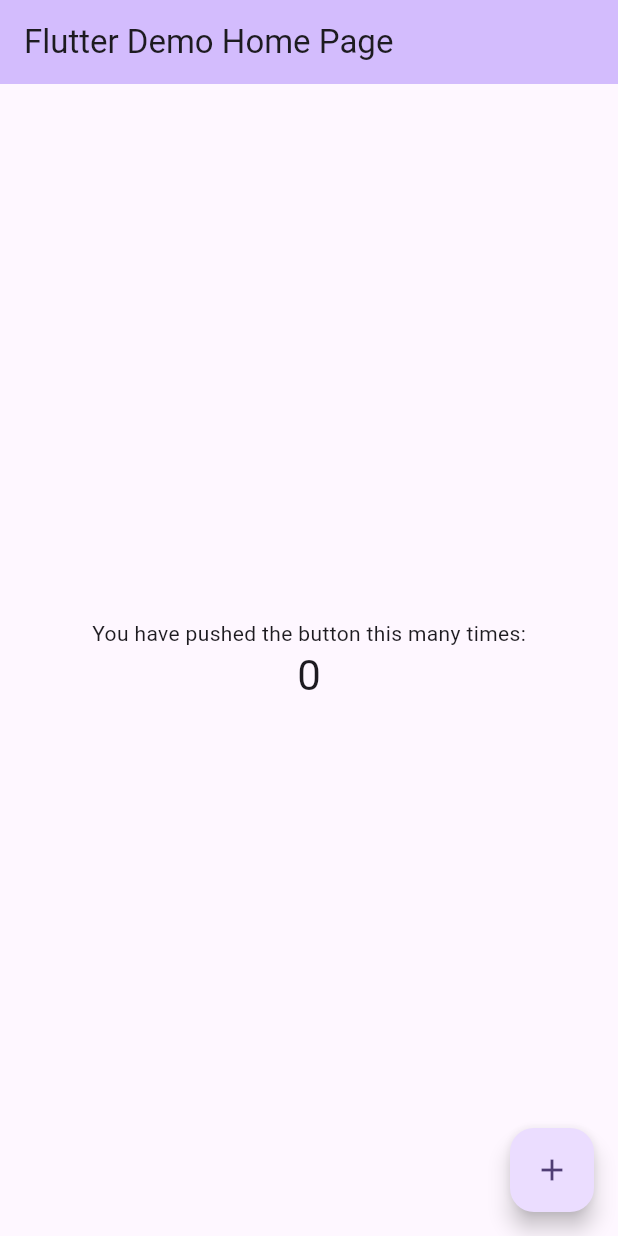
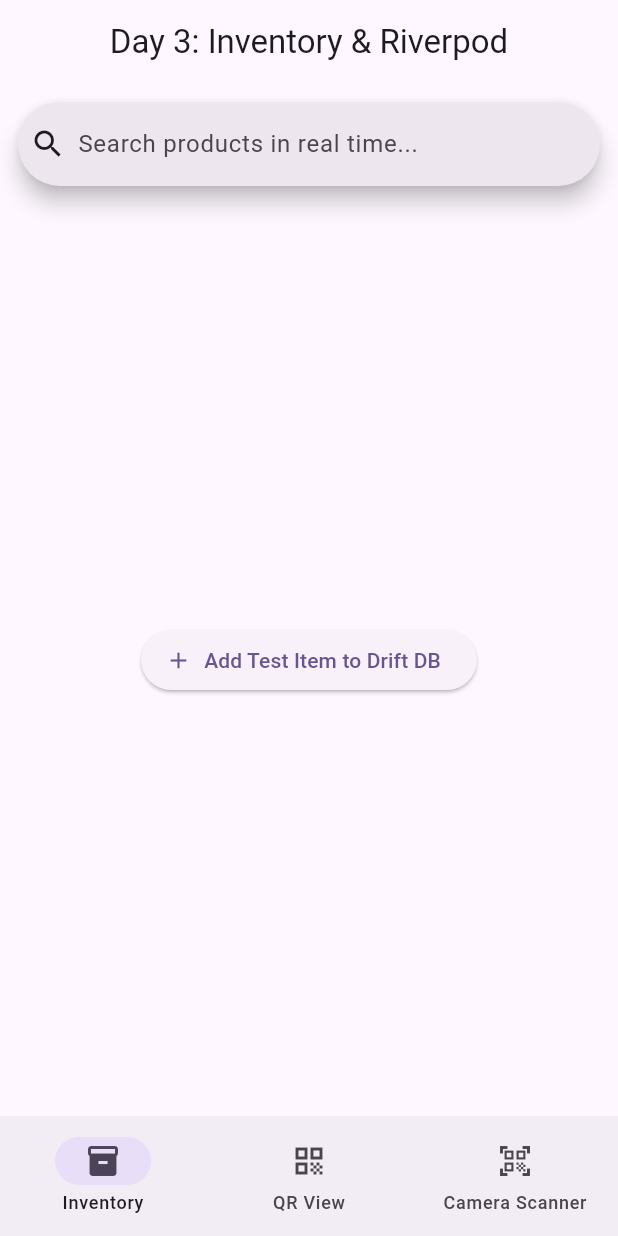
Before and after one commit to oandeliz/quickstock, a Flutter app: the screen it shows after launch, on a phone screen of 412 x 824 dp. Run offline on Flutter 3.47's test engine with Material 3 defaults, Android fonts, the light colour scheme and no system bars; our stand-ins replace drift, drift_flutter, flutter_riverpod, qr_flutter, riverpod_annotation; missing offline and left inert: amplify_flutter, mobile_scanner; accounts and stored records are empty; generated files the repository leaves out were written again.

Commit message:
chore: migrate to drift_flutter and update app preview
- Added drift_flutter to gracefully handle cross-platform connections, resolving WebAssembly MIME errors on Flutter Web.
- Consolidated database connection into a single connection.dart file.
- Cleaned up redundant platform-specific connection stubs.
- Updated README.md with comprehensive architecture details.
- Refactored main.dart and widget_test.dart to use QuickStockPreviewApp.

```diff
--- a/lib/core/database/connection/connection.dart
+++ b/lib/core/database/connection/connection.dart
@@ -1,3 +1,18 @@
-export 'unsupported.dart'
-    if (dart.library.js_interop) 'web.dart'
-    if (dart.library.io) 'native.dart';
+import 'package:drift/drift.dart';
+import 'package:drift_flutter/drift_flutter.dart';
+import 'package:flutter/foundation.dart';
+
+QueryExecutor connect() {
+  return driftDatabase(
+    name: 'quickstock',
+    web: DriftWebOptions(
+      sqlite3Wasm: Uri.parse('sqlite3.wasm'),
+      driftWorker: Uri.parse('drift_worker.js'),
+      onResult: (result) {
+        if (result.missingFeatures.isNotEmpty) {
+          debugPrint('Using ${result.chosenImplementation} due to unsupported browser features: ${result.missingFeatures}');
+        }
+      },
+    ),
+  );
+}
--- a/lib/core/database/connection/unsupported.dart
+++ /dev/null
@@ -1,5 +0,0 @@
-import 'package:drift/drift.dart';
-
-DatabaseConnection connect() {
-  throw UnsupportedError('Platform not supported');
-}
--- a/lib/main.dart
+++ b/lib/main.dart
@@ -1,127 +1,163 @@
 import 'package:flutter/material.dart';
 import 'package:flutter_riverpod/flutter_riverpod.dart';
 
+import 'features/orders/presentation/widgets/delivery_qr_view.dart';
+import 'features/delivery/presentation/widgets/delivery_scanner_view.dart';
+import 'features/inventory/presentation/providers/inventory_notifier.dart';
+
 void main() {
-  runApp(
-    const ProviderScope(
-      child: QuickStockApp(),
-    ),
-  );
+  runApp(const ProviderScope(child: QuickStockPreviewApp()));
 }
 
-class QuickStockApp extends StatelessWidget {
-  const QuickStockApp({super.key});
+class QuickStockPreviewApp extends StatelessWidget {
+  const QuickStockPreviewApp({super.key});
 
-  // This widget is the root of your application.
   @override
   Widget build(BuildContext context) {
     return MaterialApp(
-      title: 'Flutter Demo',
+      title: 'QuickStock Preview',
+      debugShowCheckedModeBanner: false,
       theme: ThemeData(
-        // This is the theme of your application.
-        //
-        // TRY THIS: Try running your application with "flutter run". You'll see
-        // the application has a purple toolbar. Then, without quitting the app,
-        // try changing the seedColor in the colorScheme below to Colors.green
-        // and then invoke "hot reload" (save your changes or press the "hot
-        // reload" button in a Flutter-supported IDE, or press "r" if you used
-        // the command line to start the app).
-        //
-        // Notice that the counter didn't reset back to zero; the application
-        // state is not lost during the reload. To reset the state, use hot
-        // restart instead.
-        //
-        // This works for code too, not just values: Most code changes can be
-        // tested with just a hot reload.
         colorScheme: ColorScheme.fromSeed(seedColor: Colors.deepPurple),
+        useMaterial3: true,
       ),
-      home: const MyHomePage(title: 'Flutter Demo Home Page'),
+      home: const DevHarnessScreen(),
     );
   }
 }
 
-class MyHomePage extends StatefulWidget {
-  const MyHomePage({super.key, required this.title});
-
-  // This widget is the home page of your application. It is stateful, meaning
-  // that it has a State object (defined below) that contains fields that affect
-  // how it looks.
-
-  // This class is the configuration for the state. It holds the values (in this
-  // case the title) provided by the parent (in this case the App widget) and
-  // used by the build method of the State. Fields in a Widget subclass are
-  // always marked "final".
-
-  final String title;
+class DevHarnessScreen extends ConsumerStatefulWidget {
+  const DevHarnessScreen({super.key});
 
   @override
-  State<MyHomePage> createState() => _MyHomePageState();
+  ConsumerState<DevHarnessScreen> createState() => _DevHarnessScreenState();
 }
 
-class _MyHomePageState extends State<MyHomePage> {
-  int _counter = 0;
-
-  void _incrementCounter() {
-    setState(() {
-      // This call to setState tells the Flutter framework that something has
-      // changed in this State, which causes it to rerun the build method below
-      // so that the display can reflect the updated values. If we changed
-      // _counter without calling setState(), then the build method would not be
-      // called again, and so nothing would appear to happen.
-      _counter++;
-    });
-  }
+class _DevHarnessScreenState extends ConsumerState<DevHarnessScreen> {
+  int _currentIndex = 0;
 
   @override
   Widget build(BuildContext context) {
-    // This method is rerun every time setState is called, for instance as done
-    // by the _incrementCounter method above.
-    //
-    // The Flutter framework has been optimized to make rerunning build methods
-    // fast, so that you can just rebuild anything that needs updating rather
-    // than having to individually change instances of widgets.
+    final screens = [
+      const _InventoryPreviewTab(),
+      const _QrPreviewTab(),
+      const _ScannerPreviewTab(),
+    ];
+
     return Scaffold(
       appBar: AppBar(
-        // TRY THIS: Try changing the color here to a specific color (to
-        // Colors.amber, perhaps?) and trigger a hot reload to see the AppBar
-        // change color while the other colors stay the same.
-        backgroundColor: Theme.of(context).colorScheme.inversePrimary,
-        // Here we take the value from the MyHomePage object that was created by
-        // the App.build method, and use it to set our appbar title.
-        title: Text(widget.title),
+        title: Text(switch (_currentIndex) {
+          0 => 'Day 3: Inventory & Riverpod',
+          1 => 'Day 4: Customer QR Code',
+          _ => 'Day 4: Driver Camera Scanner',
+        }),
+        centerTitle: true,
       ),
-      body: Center(
-        // Center is a layout widget. It takes a single child and positions it
-        // in the middle of the parent.
-        child: Column(
-          // Column is also a layout widget. It takes a list of children and
-          // arranges them vertically. By default, it sizes itself to fit its
-          // children horizontally, and tries to be as tall as its parent.
-          //
-          // Column has various properties to control how it sizes itself and
-          // how it positions its children. Here we use mainAxisAlignment to
-          // center the children vertically; the main axis here is the vertical
-          // axis because Columns are vertical (the cross axis would be
-          // horizontal).
-          //
-          // TRY THIS: Invoke "debug painting" (choose the "Toggle Debug Paint"
-          // action in the IDE, or press "p" in the console), to see the
-          // wireframe for each widget.
-          mainAxisAlignment: MainAxisAlignment.center,
-          children: [
-            const Text('You have pushed the button this many times:'),
-            Text(
-              '$_counter',
-              style: Theme.of(context).textTheme.headlineMedium,
-            ),
-          ],
-        ),
-      ),
-      floatingActionButton: FloatingActionButton(
-        onPressed: _incrementCounter,
-        tooltip: 'Increment',
-        child: const Icon(Icons.add),
+      body: screens[_currentIndex],
+      bottomNavigationBar: NavigationBar(
+        selectedIndex: _currentIndex,
+        onDestinationSelected: (idx) => setState(() => _currentIndex = idx),
+        destinations: const [
+          NavigationDestination(
+            icon: Icon(Icons.inventory_2_outlined),
+            selectedIcon: Icon(Icons.inventory_2),
+            label: 'Inventory',
+          ),
+          NavigationDestination(
+            icon: Icon(Icons.qr_code_outlined),
+            selectedIcon: Icon(Icons.qr_code),
+            label: 'QR View',
+          ),
+          NavigationDestination(
+            icon: Icon(Icons.qr_code_scanner_outlined),
+            selectedIcon: Icon(Icons.qr_code_scanner),
+            label: 'Camera Scanner',
+          ),
+        ],
       ),
     );
   }
 }
+
+class _InventoryPreviewTab extends ConsumerWidget {
+  const _InventoryPreviewTab();
+
+  @override
+  Widget build(BuildContext context, WidgetRef ref) {
+    final filtered = ref.watch(filteredProductsProvider);
+
+    return Column(
+      children: [
+        Padding(
+          padding: const EdgeInsets.all(12.0),
+          child: SearchBar(
+            hintText: 'Search products in real time...',
+            leading: const Icon(Icons.search),
+            onChanged: (val) {
+              ref.read(productSearchQueryProvider.notifier).update(val);
+            },
+          ),
+        ),
+        Expanded(
+          child: filtered.isEmpty
+              ? Center(
+                  child: ElevatedButton.icon(
+                    icon: const Icon(Icons.add),
+                    label: const Text('Add Test Item to Drift DB'),
+                    onPressed: () {
+                      ref
+                          .read(inventoryNotifierProvider.notifier)
+                          .addNewProduct(
+                            title: 'Thermal Scanner Pro',
+                            price: 49.99,
+                            stockCount: 12,
+                            description: 'Bluetooth handheld scanner',
+                          );
+                    },
+                  ),
+                )
+              : ListView.builder(
+                  itemCount: filtered.length,
+                  itemBuilder: (context, index) {
+                    final item = filtered[index];
+                    return ListTile(
+                      title: Text(item.title),
+                      subtitle: Text(
+                        'Stock: ${item.stockCount} | \$${item.price.toStringAsFixed(2)}',
+                      ),
+                      trailing: IconButton(
+                        icon: const Icon(Icons.remove_circle_outline),
+                        onPressed: () {
+                          ref
+                              .read(inventoryNotifierProvider.notifier)
+                              .updateStock(item.id, item.stockCount - 1);
+                        },
+                      ),
+                    );
+                  },
+                ),
+        ),
+      ],
+    );
+  }
+}
+
+class _QrPreviewTab extends StatelessWidget {
+  const _QrPreviewTab();
+
+  @override
+  Widget build(BuildContext context) {
+    return const Center(
+      child: DeliveryQrView(orderId: 'ORD-90210', deliveryToken: 'QS-849201'),
+    );
+  }
+}
+
+class _ScannerPreviewTab extends StatelessWidget {
+  const _ScannerPreviewTab();
+
+  @override
+  Widget build(BuildContext context) {
+    return const DeliveryScannerView(orderId: '');
+  }
+}
--- a/pubspec.yaml
+++ b/pubspec.yaml
@@ -45,6 +45,7 @@ dependencies:
   riverpod_annotation: ^2.3.5
   mobile_scanner: ^7.4.2
   qr_flutter: ^4.1.0
+  drift_flutter: ^0.2.7
 
 dev_dependencies:
   flutter_test:
```
Also changed, not shown: lib/core/database/connection/native.dart (deleted, +0 -13 lines), lib/core/database/connection/web.dart (deleted, +0 -13 lines), pubspec.lock, 2 other files.
